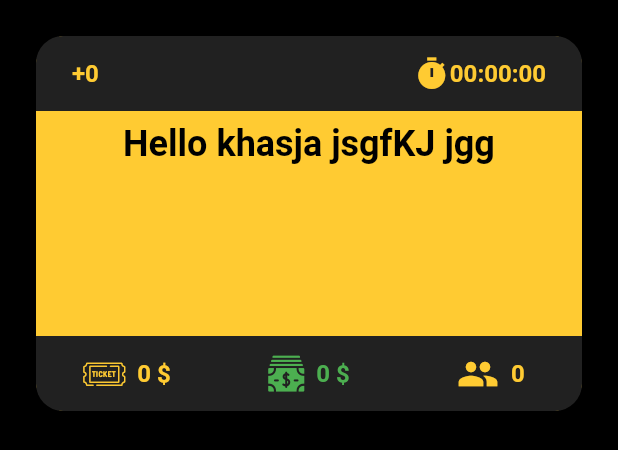
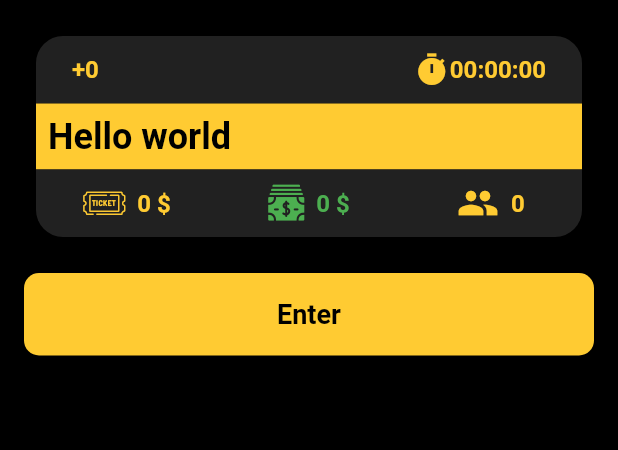
Before and after one commit to Rioverde/Nullidea, a Flutter app: the IdeaScreen widget shown alone on an empty page, opened directly, on a phone screen of 412 x 824 dp. Shown: the top 450 px of the screen. Run offline on Flutter 3.47's test engine with Material 2 defaults, Android fonts, the phone set to English and light mode, and no system bars; our stand-ins replace cached_network_image, curved_navigation_bar, dio, firebase_messaging, flutter_spinkit, google_fonts and 5 more; accounts and stored records are empty; network calls fail; Roboto replaces fonts that are missing (Ubuntu).

Commit message:
mutliline container added button added in ideaScreen

```diff
--- a/nullidea/lib/screens/Account/ideaScreen.dart
+++ b/nullidea/lib/screens/Account/ideaScreen.dart
@@ -9,64 +9,18 @@ class IdeaScreen extends StatefulWidget {
   _IdeaScreenState createState() => _IdeaScreenState();
 }
 
-double newheight = 250;
-int newFlex = 3;
-
-int lines = 1;
-
 class _IdeaScreenState extends State<IdeaScreen> {
-  void countLines(String text) {
-    int counter = 0;
-    for (var i = 0; i < text.length; i++) {
-      if (text[i] == ' ') {
-        setState(() {
-          lines++;
-        });
-
-        if (lines > 4) {
-          setState(() {
-            newheight += 20;
-            counter += 20;
-          });
-
-          if (counter.remainder(40) == 0) {
-            setState(() {
-              newFlex++;
-            });
-          }
-        }
-      }
-    }
-    print(lines);
-    print(newFlex);
-    print(newheight);
-  }
-
-  @override
-  void initState() {
-    newheight = 250;
-    newFlex = 3;
-
-    lines = 1;
-    countLines(Idea.task);
-    // TODO: implement initState
-    super.initState();
-  }
-
   @override
   Widget build(BuildContext context) {
-    return Column(children: <Widget>[
+    return ListView(children: <Widget>[
       Padding(
         padding: const EdgeInsets.all(24.0),
-        child: Container(
         child: Column(children: <Widget>[
-            Expanded(
-              flex: 1,
-              child: Container(
+          Container(
+            height: 45,
             decoration: BoxDecoration(
               borderRadius: BorderRadius.only(
-                      topLeft: Radius.circular(18),
-                      topRight: Radius.circular(18)),
+                  topLeft: Radius.circular(18), topRight: Radius.circular(18)),
               color: Colors.grey.shade900,
             ),
             alignment: Alignment.center,
@@ -95,23 +49,23 @@ class _IdeaScreenState extends State<IdeaScreen> {
               ],
             ),
           ),
-            ),
-            Expanded(
-              flex: newFlex,
+          Container(
+            color: primaryColor,
             child: Padding(
               padding: const EdgeInsets.all(8.0),
               child: Text(
                 Idea.task,
+                maxLines: 1000,
+                overflow: TextOverflow.ellipsis,
                 style: GoogleFonts.ubuntu(
                     fontSize: 24,
                     fontWeight: FontWeight.w600,
                     color: Colors.black),
               ),
             ),
+            width: double.infinity,
           ),
-            Expanded(
-              flex: 1,
-              child: Container(
+          Container(
             child: Row(
               children: [
                 Expanded(
@@ -126,10 +80,8 @@ class _IdeaScreenState extends State<IdeaScreen> {
                         ),
                         Padding(
                           padding: const EdgeInsets.only(left: 8),
-                              child: buildInfo(
-                                  Idea.ticketPrice.toString() + ' \$',
-                                  primaryColor,
-                                  16),
+                          child: buildInfo(Idea.ticketPrice.toString() + ' \$',
+                              primaryColor, 16),
                         ),
                       ],
                     )),
@@ -145,8 +97,8 @@ class _IdeaScreenState extends State<IdeaScreen> {
                         ),
                         Padding(
                           padding: const EdgeInsets.only(left: 8),
-                              child: buildInfo(Idea.reward.toString() + ' \$',
-                                  Colors.green, 16),
+                          child: buildInfo(
+                              Idea.reward.toString() + ' \$', Colors.green, 16),
                         ),
                       ],
                     )),
@@ -169,6 +121,7 @@ class _IdeaScreenState extends State<IdeaScreen> {
                     )),
               ],
             ),
+            height: 45,
             decoration: BoxDecoration(
               borderRadius: BorderRadius.only(
                   bottomLeft: Radius.circular(18),
@@ -177,18 +130,34 @@ class _IdeaScreenState extends State<IdeaScreen> {
             ),
             alignment: Alignment.center,
             width: double.infinity,
-              ),
           )
         ]),
-          width: double.infinity,
-          height: newheight,
-          decoration: BoxDecoration(
+      ),
+      enterButton(),
+    ]);
+  }
+
+  ButtonTheme enterButton() {
+    return ButtonTheme(
+      height: 55,
+      child: Padding(
+        padding: const EdgeInsets.fromLTRB(16, 0, 16, 0),
+        child: RaisedButton(
             color: primaryColor,
-            borderRadius: BorderRadius.circular(20),
+            shape: new RoundedRectangleBorder(
+                borderRadius: new BorderRadius.circular(10)),
+            child: Text(
+              "Enter",
+              style: GoogleFonts.ubuntu(
+                  fontSize: 18.0,
+                  fontWeight: FontWeight.w600,
+                  color: Colors.black),
             ),
+            onPressed: () {
+              print("Hello");
+            }),
       ),
-      ),
-    ]);
+    );
   }
 
   Text buildInfo(String text, Color color, double size) {
--- a/nullidea/lib/screens/Data/idea.dart
+++ b/nullidea/lib/screens/Data/idea.dart
@@ -1,5 +1,5 @@
 class Idea {
-  static String task = 'Hello khasja jsgfKJ jgg';
+  static String task = 'Hello world';
   static int ratingBoost = 0;
   static String ideaClock = '00:00:00';
   static int ticketPrice = 0;
--- a/nullidea/lib/screens/Login/login.dart
+++ b/nullidea/lib/screens/Login/login.dart
@@ -647,8 +647,7 @@ class _Login extends State<Login> {
     );
   }
 
-  dynamic signInButton() {
-    if (formtype == FormType.login) {
+  ButtonTheme signInButton() {
     return ButtonTheme(
       disabledColor: disabledState,
       height: 55,
@@ -674,9 +673,6 @@ class _Login extends State<Login> {
                 : null),
       ),
     );
-    } else {
-      return turningSpins();
-    }
   }
 
   Container forgotPassword() {
```
Lines whose indentation alone changed are shown as unchanged.
